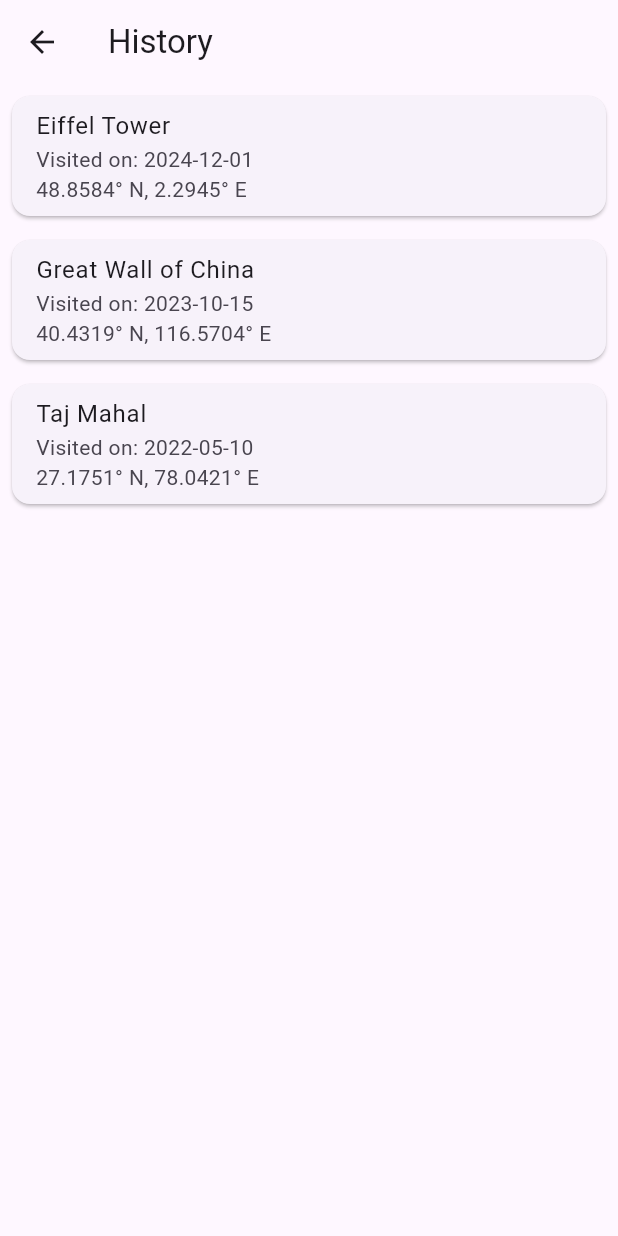
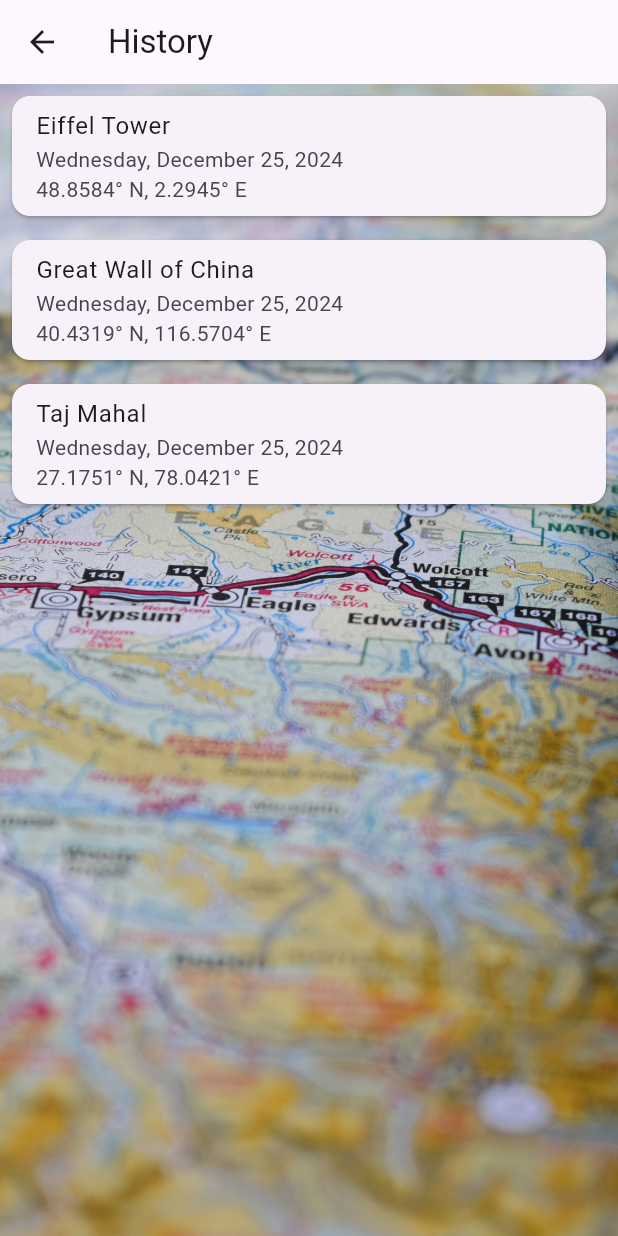
Before and after one commit to FelixAlexK/Sightseeing-App, a Flutter app: the HistoryPage screen opened directly, on a phone screen of 412 x 824 dp. Run offline on Flutter 3.47's test engine with Material 3 defaults, Android fonts, the phone set to English and light mode, and no system bars; our stand-ins replace flutter_compass, geocoding, geolocator, permission_handler.

Commit message:
Updated history

```diff
--- a/sightseeing_app/lib/models/place.dart
+++ b/sightseeing_app/lib/models/place.dart
@@ -3,12 +3,14 @@ class Place {
   final String description;
   final String imageUrl;
   final String cord;
-  final String date;
+  final DateTime date;
+  final bool beenHere;
 
   Place(
       {required this.name,
       required this.description,
-      required this.imageUrl,
+      this.imageUrl = "nophoto.jpg",
       required this.cord,
-      required this.date});
+      required this.date,
+      required this.beenHere});
 }
--- a/sightseeing_app/lib/pages/history_page.dart
+++ b/sightseeing_app/lib/pages/history_page.dart
@@ -1,11 +1,12 @@
 import 'package:flutter/material.dart';
 import '../models/place.dart';
 import 'place_detail_page.dart';
+import 'package:intl/intl.dart';
 
 class HistoryPage extends StatelessWidget {
   final List<Place> places;
 
-  HistoryPage({required this.places});
+  const HistoryPage({super.key, required this.places});
 
   @override
   Widget build(BuildContext context) {
@@ -13,7 +14,20 @@ class HistoryPage extends StatelessWidget {
       appBar: AppBar(
         title: Text("History"),
       ),
-      body: ListView.builder(
+      body: Stack(
+        children: [
+          // Background image
+          Container(
+            decoration: BoxDecoration(
+              image: DecorationImage(
+                image: AssetImage(
+                    'assets/map.jpg'), // Replace with your background image path
+                fit: BoxFit.cover,
+              ),
+            ),
+          ),
+          // Foreground ListView
+          ListView.builder(
             itemCount: places.length,
             itemBuilder: (context, index) {
               final place = places[index];
@@ -24,7 +38,8 @@ class HistoryPage extends StatelessWidget {
                   subtitle: Column(
                     crossAxisAlignment: CrossAxisAlignment.start,
                     children: [
-                  Text(place.date), // Display date
+                      Text(DateFormat('EEEE, MMMM d, yyyy')
+                          .format(place.date)), // Display date
                       Text(place.cord), // Display coordinates
                     ],
                   ),
@@ -40,6 +55,8 @@ class HistoryPage extends StatelessWidget {
               );
             },
           ),
+        ],
+      ),
     );
   }
 }
--- a/sightseeing_app/lib/pages/start_page.dart
+++ b/sightseeing_app/lib/pages/start_page.dart
@@ -153,22 +153,22 @@ List<Place> places = [
   Place(
     name: "Eiffel Tower",
     description: "An iconic symbol of Paris, France.",
-    imageUrl: "",
-    date: "Visited on: 2024-12-01",
+    date: DateTime(2024, 12, 25),
     cord: "48.8584° N, 2.2945° E",
+    beenHere: false,
   ),
   Place(
     name: "Great Wall of China",
     description: "A historic wall spanning across northern China.",
-    imageUrl: "",
-    date: "Visited on: 2023-10-15",
+    date: DateTime(2024, 12, 25),
     cord: "40.4319° N, 116.5704° E",
+    beenHere: false,
   ),
   Place(
     name: "Taj Mahal",
     description: "A magnificent mausoleum in India.",
-    imageUrl: 'compass.jpg',
-    date: "Visited on: 2022-05-10",
+    date: DateTime(2024, 12, 25),
     cord: "27.1751° N, 78.0421° E",
+    beenHere: false,
   ),
 ];
--- a/sightseeing_app/pubspec.yaml
+++ b/sightseeing_app/pubspec.yaml
@@ -13,6 +13,7 @@ dependencies:
   geocoding: ^3.0.0
   geolocator: ^13.0.2
   permission_handler: ^11.3.1
+  intl: ^0.18.0
 
 dev_dependencies:
   flutter_test:
@@ -25,3 +26,4 @@ flutter:
     - assets/compass.jpg
     - assets/compass.jpeg
     - assets/map.jpg
+    - assets/nophoto.jpg
```
Also changed, not shown: sightseeing_app/lib/pages/place_detail_page.dart (+62 -8 lines), sightseeing_app/pubspec.lock. Lines whose indentation alone changed are shown as unchanged.
